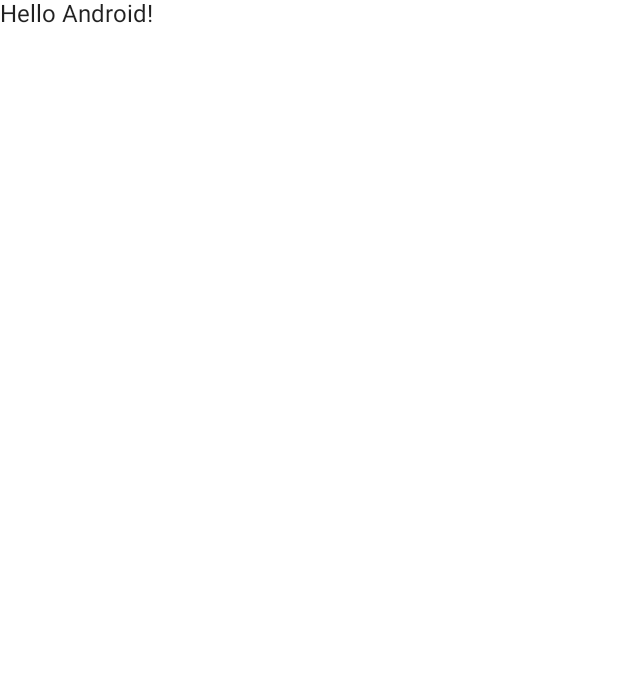
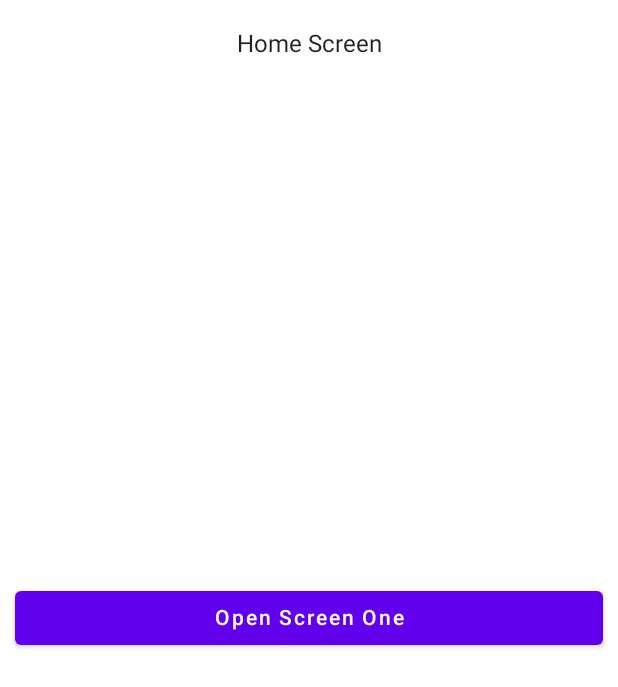
Before and after one commit to SatyamGondhale/LearnCompose, an Android app built with Jetpack Compose: the screen it shows after launch (MainActivity), on a phone screen of 412 x 824 dp. Before the commit the part shown is almost empty. Shown: the top 687 px of the screen. Run offline under Robolectric (Android 15) with nearby library versions, the phone set to English and light mode, and no system bars.

```diff
--- a/app/build.gradle
+++ b/app/build.gradle
@@ -53,6 +53,7 @@ dependencies {
     implementation "androidx.compose.ui:ui-tooling-preview:$compose_version"
     implementation 'androidx.lifecycle:lifecycle-runtime-ktx:2.3.1'
     implementation 'androidx.activity:activity-compose:1.3.1'
+    implementation 'androidx.navigation:navigation-compose:2.4.2'
     testImplementation 'junit:junit:4.13.2'
     androidTestImplementation 'androidx.test.ext:junit:1.1.3'
     androidTestImplementation 'androidx.test.espresso:espresso-core:3.4.0'
--- a/app/src/main/java/com/learn/learncompose/MainActivity.kt
+++ b/app/src/main/java/com/learn/learncompose/MainActivity.kt
@@ -9,7 +9,18 @@ import androidx.compose.material.Surface
 import androidx.compose.material.Text
 import androidx.compose.runtime.Composable
 import androidx.compose.ui.Modifier
+import androidx.compose.ui.graphics.Color
 import androidx.compose.ui.tooling.preview.Preview
+import androidx.navigation.NavController
+import androidx.navigation.NavType
+import androidx.navigation.compose.NavHost
+import androidx.navigation.compose.composable
+import androidx.navigation.compose.rememberNavController
+import androidx.navigation.navArgument
+import com.learn.learncompose.screens.Home
+import com.learn.learncompose.screens.ScreenOne
+import com.learn.learncompose.screens.ScreenThree
+import com.learn.learncompose.screens.ScreenTwo
 import com.learn.learncompose.ui.theme.LearnComposeTheme
 
 class MainActivity : ComponentActivity() {
@@ -20,24 +31,41 @@ class MainActivity : ComponentActivity() {
                 // A surface container using the 'background' color from the theme
                 Surface(
                     modifier = Modifier.fillMaxSize(),
-                    color = MaterialTheme.colors.background
+                    color = Color.White
                 ) {
-                    Greeting("Android")
+                    val navController = rememberNavController()
+                    NavHost(navController = navController, startDestination = "home") {
+                        composable(route = "home") {
+                            Home(navigateToScreenOne = {
+                                navController.navigate("screenOne")
+                            })
+                        }
+                        composable(
+                            route = "screenOne", arguments = listOf(
+                            )
+                        ) {
+                            ScreenOne(navigateToScreenTwo = {
+                                navController.navigate("screenTwo/${"This is Data For Screen Two"}")
+                            })
+                        }
+                        composable(route = "screenTwo/{dataForScreenTwo}") {
+                            navArgument(name = "dataForScreenTwo") {
+                                type = NavType.StringType
+                            }
+                            val getData = it.arguments?.getString("dataForScreenTwo")
+                            ScreenTwo(getData = getData, navigateToScreenThree = {
+                                navController.navigate("screenThree")
+                            })
+                        }
+                        composable(route = "screenThree") {
+                            ScreenThree(goBackToScreenTwo = {
+                                navController.popBackStack()
+                            })
+                        }
+                    }
                 }
+
             }
         }
     }
 }
-
-@Composable
-fun Greeting(name: String) {
-    Text(text = "Hello $name!")
-}
-
-@Preview(showBackground = true)
-@Composable
-fun DefaultPreview() {
-    LearnComposeTheme {
-        Greeting("Android")
-    }
-}
--- /dev/null
+++ b/app/src/main/java/com/learn/learncompose/screens/Home.kt
@@ -0,0 +1,27 @@
+package com.learn.learncompose.screens
+
+import androidx.compose.foundation.layout.*
+import androidx.compose.material.Button
+import androidx.compose.material.Text
+import androidx.compose.runtime.Composable
+import androidx.compose.ui.Alignment
+import androidx.compose.ui.Modifier
+import androidx.compose.ui.text.style.TextAlign
+import androidx.compose.ui.unit.dp
+
+@Composable
+fun Home(navigateToScreenOne: () -> Unit) {
+    Box(modifier = Modifier.fillMaxSize(), contentAlignment = Alignment.Center) {
+        Text(text = "Home Screen", modifier = Modifier.fillMaxWidth().align(Alignment.TopCenter).padding(vertical = 20.dp), textAlign = TextAlign.Center)
+        Button(modifier = Modifier.padding(10.dp), onClick = {
+            navigateToScreenOne()
+        }) {
+            Text(
+                modifier = Modifier
+                    .fillMaxWidth()
+                , text = "Open Screen One",
+                textAlign = TextAlign.Center
+            )
+        }
+    }
+}
```
Also changed, not shown: app/src/main/java/com/learn/learncompose/screens/ScreenOne.kt (added, +36 -0 lines), app/src/main/java/com/learn/learncompose/screens/ScreenThree.kt (added, +36 -0 lines), app/src/main/java/com/learn/learncompose/screens/ScreenTwo.kt (added, +44 -0 lines).
